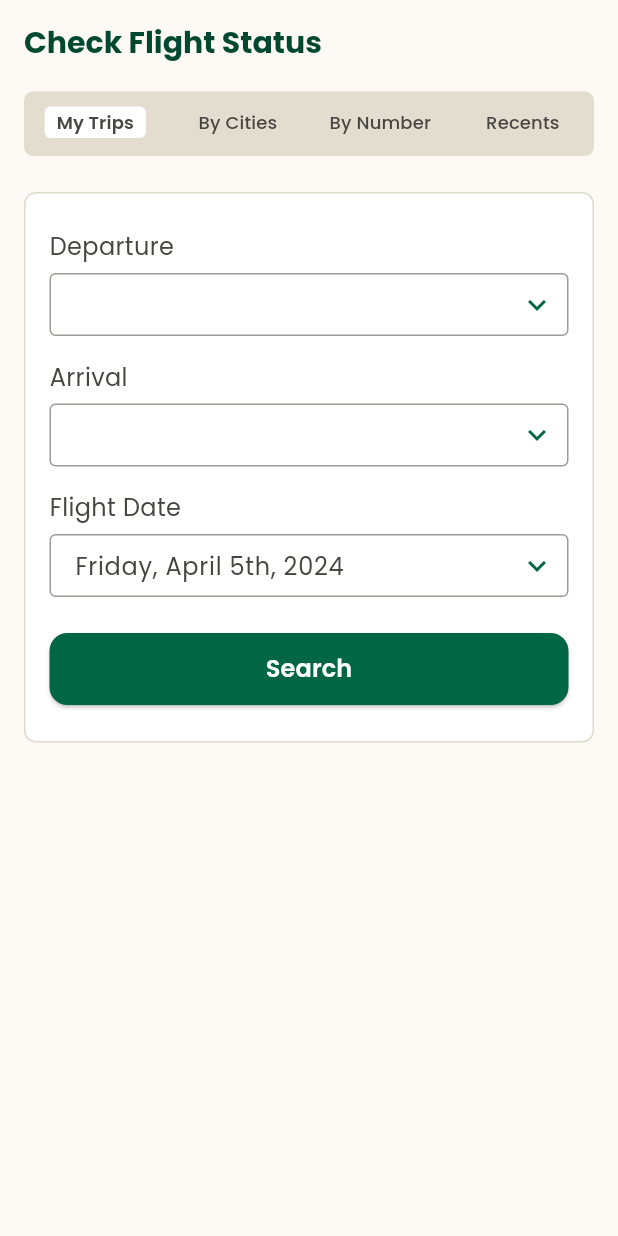
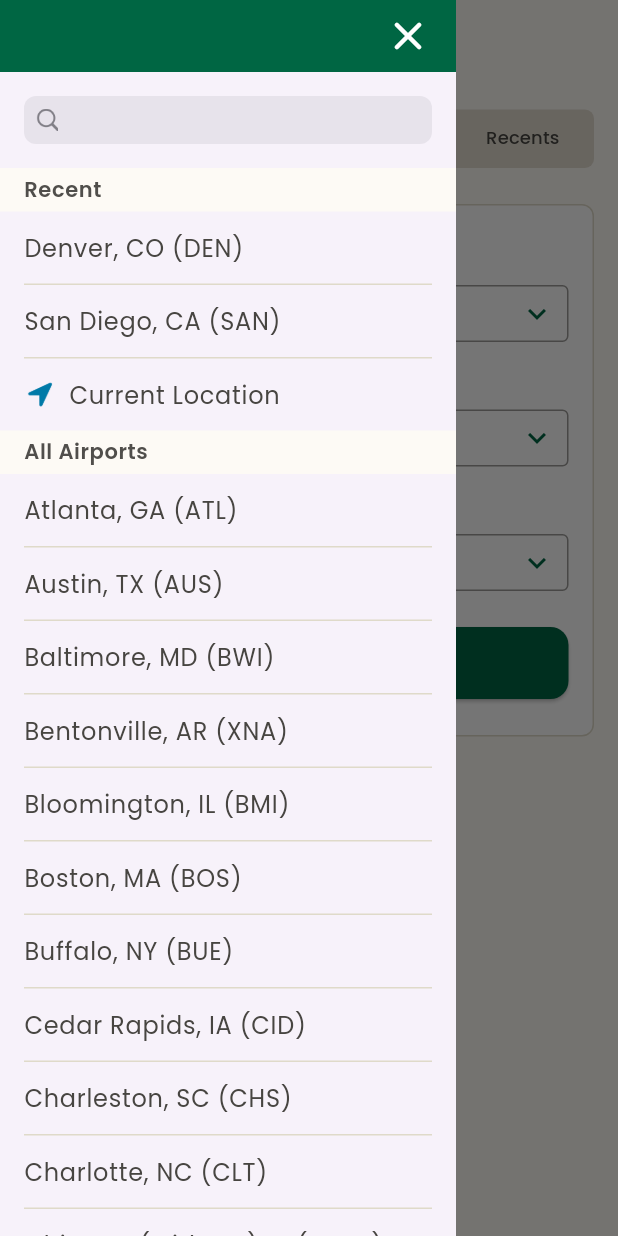
Before and after one commit to rafi-gavs/frontier_homepage, a Flutter app: the screen it shows after launch, with the side drawer open (before the commit the screen has no drawer), on a phone screen of 412 x 824 dp. Run offline on Flutter 3.47's test engine with Material 3 defaults, Android fonts, the phone set to English and light mode, and no system bars; our stand-ins replace google_fonts.

Commit message:
flight status tabs pages and drawer

```diff
--- a/lib/main.dart
+++ b/lib/main.dart
@@ -1,6 +1,7 @@
 import 'package:flutter/material.dart';
 import 'package:frontier_homepage/screens/flight_status/flight_status_page.dart';
 import 'package:frontier_homepage/screens/home_page.dart';
+import 'package:frontier_homepage/util/app_theme.dart';
 import 'package:google_fonts/google_fonts.dart';
 // import 'package:native_shared_preferences/native_shared_preferences.dart';
 
@@ -21,11 +22,7 @@ class MyApp extends StatelessWidget {
     return MaterialApp(
       debugShowCheckedModeBanner: false,
       title: 'Frontier Airlines',
-      theme: ThemeData(
-        colorScheme: ColorScheme.fromSeed(seedColor: Colors.deepPurple),
-        fontFamily: GoogleFonts.poppins().fontFamily,
-        useMaterial3: true,
-      ),
+      theme: AppTheme.light,
       home: const FlightStatusPage(),
     );
   }
--- a/lib/screens/flight_status/components/app_text_field.dart
+++ b/lib/screens/flight_status/components/app_text_field.dart
@@ -5,10 +5,16 @@ import '../../../util/appcolor.dart';
 
 class AppTextField extends StatefulWidget {
   final String? initialValue;
+  final void Function()? onTap;
+  final bool readOnly;
+  final String? Function(String?)? validator;
 
   const AppTextField({
     super.key,
     this.initialValue,
+    this.onTap,
+    this.readOnly = false,
+    this.validator,
   });
 
   @override
@@ -26,30 +32,35 @@ class _AppTextFieldState extends State<AppTextField> {
       child: Row(
         children: [
           Expanded(
-            child: TextField(
+            child: TextFormField(
+              onTap: widget.onTap,
+              readOnly: widget.readOnly,
+              cursorWidth: 1.0,
+              cursorColor: AppColor.textFieldBorder,
               controller: TextEditingController(text: widget.initialValue),
+              validator: widget.validator,
               style: GoogleFonts.poppins(
                 fontSize: 16,
                 fontWeight: FontWeight.w400,
                 color: AppColor.stringBlackColor,
               ),
-              decoration: InputDecoration(
+              decoration: const InputDecoration(
                 border: InputBorder.none,
                 isCollapsed: true,
                 isDense: true,
-                contentPadding: const EdgeInsets.symmetric(
+                contentPadding: EdgeInsets.symmetric(
                   horizontal: 16.0,
-                  vertical: 8.0,
+                  vertical: 6.0,
                 ),
                 filled: false,
               ),
             ),
           ),
-          Icon(
+          const Icon(
             Icons.keyboard_arrow_down,
             color: AppColor.btBg,
           ),
-          SizedBox(width: 8.0),
+          const SizedBox(width: 8.0),
         ],
       ),
     );
--- /dev/null
+++ b/lib/screens/flight_status/components/fs_drawer.dart
@@ -0,0 +1,221 @@
+import 'package:flutter/material.dart';
+import 'package:frontier_homepage/screens/flight_status/flight_status_page.dart';
+import 'package:google_fonts/google_fonts.dart';
+
+import '../../../util/appcolor.dart';
+
+class FSDrawer extends StatefulWidget {
+  const FSDrawer({super.key});
+
+  @override
+  State<FSDrawer> createState() => _FSDrawerState();
+}
+
+class _FSDrawerState extends State<FSDrawer> {
+  @override
+  Widget build(BuildContext context) {
+    return Drawer(
+      shape: const RoundedRectangleBorder(
+        borderRadius: BorderRadius.zero,
+      ),
+      child: SafeArea(
+        child: Column(
+          children: [
+            _closeButton(),
+            Expanded(
+              child: SingleChildScrollView(
+                child: Column(
+                  children: [
+                    _searchBar(),
+                    _recentSection(),
+                    const SizedBox(height: 12.0),
+                    _allAirportsSection(),
+                  ],
+                ),
+              ),
+            ),
+          ],
+        ),
+      ),
+    );
+  }
+
+  Widget _closeButton() {
+    return Container(
+      padding: const EdgeInsets.symmetric(horizontal: 16.0, vertical: 8.0),
+      color: AppColor.green,
+      child: Row(
+        mainAxisAlignment: MainAxisAlignment.end,
+        children: [
+          GestureDetector(
+            onTap: () {
+              fsScaffoldKey.currentState?.closeDrawer();
+            },
+            child: const Icon(
+              Icons.clear_rounded,
+              size: 32.0,
+              color: Colors.white,
+            ),
+          )
+        ],
+      ),
+    );
+  }
+
+  Widget _searchBar() {
+    return Container(
+      margin: const EdgeInsets.symmetric(
+        horizontal: 16.0,
+        vertical: 16.0,
+      ),
+      decoration: BoxDecoration(
+        borderRadius: BorderRadius.circular(8.0),
+        color: const Color(0xFF767680).withOpacity(0.12),
+      ),
+      child: Row(
+        children: [
+          const SizedBox(width: 8.0),
+          Image.asset(
+            fit: BoxFit.contain,
+            'assets/appimage/search.png',
+            height: 15,
+            width: 15,
+          ),
+          Expanded(
+            child: TextField(
+              controller: TextEditingController(text: ''),
+              style: GoogleFonts.poppins(
+                fontSize: 16,
+                fontWeight: FontWeight.w400,
+                color: AppColor.stringBlackColor,
+              ),
+              decoration: const InputDecoration(
+                border: InputBorder.none,
+                isCollapsed: true,
+                isDense: true,
+                contentPadding: EdgeInsets.symmetric(
+                  horizontal: 8.0,
+                  vertical: 4.0,
+                ),
+                filled: false,
+              ),
+            ),
+          ),
+        ],
+      ),
+    );
+  }
+
+  Widget _header(String title) {
+    return Container(
+      padding: const EdgeInsets.symmetric(
+        horizontal: 16.0,
+        vertical: 5.0,
+      ),
+      width: double.infinity,
+      color: AppColor.bgCream,
+      child: Text(
+        title,
+        style: Theme.of(context).textTheme.bodySmall,
+      ),
+    );
+  }
+
+  Widget _recentSection() {
+    return Column(
+      mainAxisSize: MainAxisSize.min,
+      children: [
+        _header('Recent'),
+        const SizedBox(height: 12.0),
+        ListView(
+          primary: false,
+          shrinkWrap: true,
+          children: ['Denver, CO (DEN)', 'San Diego, CA (SAN)']
+              .map((e) => Container(
+                    margin: const EdgeInsets.only(left: 16.0, right: 16.0, bottom: 12.0),
+                    child: Column(
+                      crossAxisAlignment: CrossAxisAlignment.start,
+                      children: [
+                        Text(
+                          e,
+                          style: Theme.of(context).textTheme.bodyLarge,
+                        ),
+                        const SizedBox(height: 12.0),
+                        Container(
+                          width: double.infinity,
+                          height: 1.0,
+                          color: AppColor.borderColor,
+                        ),
+                      ],
+                    ),
+                  ))
+              .toList(),
+        ),
+        Container(
+          margin: const EdgeInsets.symmetric(horizontal: 16.0),
+          child: Row(
+            children: [
+              Image.asset(
+                height: 20.0,
+                width: 20.0,
+                'assets/appimage/location.png',
+              ),
+              const SizedBox(width: 10.0),
+              Text(
+                'Current Location',
+                style: Theme.of(context).textTheme.bodyLarge,
+              ),
+            ],
+          ),
+        ),
+      ],
+    );
+  }
+
+  Widget _allAirportsSection() {
+    return Column(
+      mainAxisSize: MainAxisSize.min,
+      children: [
+        _header('All Airports'),
+        const SizedBox(height: 12.0),
+        ListView(
+          primary: false,
+          shrinkWrap: true,
+          children: [
+            'Atlanta, GA (ATL)',
+            'Austin, TX (AUS)',
+            'Baltimore, MD (BWI)',
+            'Bentonville, AR (XNA)',
+            'Bloomington, IL (BMI)',
+            'Boston, MA (BOS)',
+            'Buffalo, NY (BUE)',
+            'Cedar Rapids, IA (CID)',
+            'Charleston, SC (CHS)',
+            'Charlotte, NC (CLT)',
+            'Chicago (Midway), IL (MDW)',
+            'Chicago (O’Hare), IL (ORD)'
+          ]
+              .map((e) => Container(
+                    margin: const EdgeInsets.only(left: 16.0, right: 16.0, bottom: 12.0),
+                    child: Column(
+                      crossAxisAlignment: CrossAxisAlignment.start,
+                      children: [
+                        Text(
+                          e,
+                          style: Theme.of(context).textTheme.bodyLarge,
+                        ),
+                        const SizedBox(height: 12.0),
+                        Container(
+                          width: double.infinity,
+                          height: 1.0,
+                          color: AppColor.borderColor,
+                        ),
+                      ],
+                    ),
+                  ))
+              .toList(),
+        ),
+      ],
+    );
+  }
+}
--- a/lib/screens/flight_status/components/recent_list_item.dart
+++ b/lib/screens/flight_status/components/recent_list_item.dart
@@ -5,9 +5,11 @@ import '../../../util/appcolor.dart';
 
 class RecentListItem extends StatefulWidget {
   final String? number;
+  final String date;
   const RecentListItem({
     super.key,
     this.number,
+    required this.date,
   });
 
   @override
@@ -22,7 +24,7 @@ class _RecentListItemState extends State<RecentListItem> {
       children: [
         const SizedBox(height: 20.0),
         Text(
-          'April 5th, 2024',
+          widget.date,
           style: GoogleFonts.poppins(
             fontSize: 12,
             fontWeight: FontWeight.w500,
@@ -39,7 +41,7 @@ class _RecentListItemState extends State<RecentListItem> {
           ),
         ),
         Visibility(
-          visible: widget.number!=null,
+          visible: widget.number != null,
           child: Column(
             crossAxisAlignment: CrossAxisAlignment.start,
             children: [
--- a/lib/screens/flight_status/flight_status_page.dart
+++ b/lib/screens/flight_status/flight_status_page.dart
@@ -1,12 +1,15 @@
 import 'package:flutter/material.dart';
 import 'package:frontier_homepage/screens/flight_status/tab_pages/by_number_tab.dart';
-import 'package:frontier_homepage/screens/flight_status/tab_pages/my_cities_tab.dart';
+import 'package:frontier_homepage/screens/flight_status/tab_pages/by_cities_tab.dart';
 import 'package:frontier_homepage/screens/flight_status/tab_pages/my_trips_tab.dart';
 import 'package:frontier_homepage/screens/flight_status/tab_pages/recents_tab.dart';
 import 'package:frontier_homepage/util/appstring.dart';
 import 'package:google_fonts/google_fonts.dart';
 
 import '../../util/appcolor.dart';
+import 'components/fs_drawer.dart';
+
+final GlobalKey<ScaffoldState> fsScaffoldKey = GlobalKey();
 
 class FlightStatusPage extends StatefulWidget {
   const FlightStatusPage({super.key});
@@ -28,10 +31,12 @@ class _FlightStatusPageState extends State<FlightStatusPage> with SingleTickerPr
   }
 
   _tabListener() {
-    _tabController.addListener(() {
-      setState(() {
-        _currentTab = _tabController.index;
-      });
+    _tabController.animation?.addListener(() {
+      var value = (_tabController.animation?.value)!.round();
+      if (value != _currentTab) {
+        _currentTab = value;
+        setState(() {});
+      }
     });
   }
 
@@ -45,13 +50,18 @@ class _FlightStatusPageState extends State<FlightStatusPage> with SingleTickerPr
   @override
   Widget build(BuildContext context) {
     return Scaffold(
+      key: fsScaffoldKey,
+      resizeToAvoidBottomInset: false,
+      drawer: const FSDrawer(),
       backgroundColor: AppColor.bgCream,
       body: Column(
         children: [
+          const SizedBox(height: 8.0),
           Expanded(
             child: DefaultTabController(
               length: 4,
               child: Scaffold(
+                resizeToAvoidBottomInset: false,
                 backgroundColor: AppColor.bgCream,
                 appBar: AppBar(
                   backgroundColor: AppColor.bgCream,
@@ -70,7 +80,7 @@ class _FlightStatusPageState extends State<FlightStatusPage> with SingleTickerPr
                         controller: _tabController,
                         indicatorColor: Colors.transparent,
                         labelPadding: const EdgeInsets.symmetric(
-                          vertical: 10.0,
+                          vertical: 8.0,
                         ),
                         tabs: [
                           Container(
@@ -150,9 +160,9 @@ class _FlightStatusPageState extends State<FlightStatusPage> with SingleTickerPr
                   controller: _tabController,
                   children: const [
                     MyTripsTab(),
-                    MyCitiesTab(),
+                    ByCitiesTab(),
                     MyNumberTab(),
-                    RecentsTab(),
+                    RecentTab(),
                   ],
                 ),
               ),
--- a/lib/screens/flight_status/tab_pages/my_cities_tab.dart
+++ b/lib/screens/flight_status/tab_pages/by_cities_tab.dart
@@ -4,15 +4,16 @@ import 'package:google_fonts/google_fonts.dart';
 import '../../../util/appcolor.dart';
 import '../components/app_button.dart';
 import '../components/app_text_field.dart';
+import '../flight_status_page.dart';
 
-class MyCitiesTab extends StatefulWidget {
-  const MyCitiesTab({super.key});
+class ByCitiesTab extends StatefulWidget {
+  const ByCitiesTab({super.key});
 
   @override
-  State<MyCitiesTab> createState() => _MyCitiesTabState();
+  State<ByCitiesTab> createState() => _ByCitiesTabState();
 }
 
-class _MyCitiesTabState extends State<MyCitiesTab> {
+class _ByCitiesTabState extends State<ByCitiesTab> {
   @override
   Widget build(BuildContext context) {
     return Container(
@@ -49,8 +50,12 @@ class _MyCitiesTabState extends State<MyCitiesTab> {
                 ),
               ),
               const SizedBox(height: 6.0),
-              const AppTextField(
+              AppTextField(
                 initialValue: 'Denver, CO (DEN)',
+                readOnly: true,
+                onTap: () {
+                  fsScaffoldKey.currentState!.openDrawer();
+                },
               ),
               const SizedBox(height: 16.0),
               Text(
@@ -62,8 +67,12 @@ class _MyCitiesTabState extends State<MyCitiesTab> {
                 ),
               ),
               const SizedBox(height: 6.0),
-              const AppTextField(
+              AppTextField(
                 initialValue: 'San, Diego, CA (SAN)',
+                readOnly: true,
+                onTap: () {
+                  fsScaffoldKey.currentState!.openDrawer();
+                },
               ),
               const SizedBox(height: 16.0),
               Text(
@@ -77,6 +86,7 @@ class _MyCitiesTabState extends State<MyCitiesTab> {
               const SizedBox(height: 6.0),
               const AppTextField(
                 initialValue: 'Friday, April 5th, 2024',
+                readOnly: true,
               ),
               const SizedBox(height: 24.0),
               const AppButton(),
--- a/lib/screens/flight_status/tab_pages/by_number_tab.dart
+++ b/lib/screens/flight_status/tab_pages/by_number_tab.dart
@@ -62,6 +62,7 @@ class _MyNumberTabState extends State<MyNumberTab> {
               const SizedBox(height: 6.0),
               const AppTextField(
                 initialValue: 'Friday, April 5th, 2024',
+                readOnly: true,
               ),
               const SizedBox(height: 16.0),
               const AppButton(),
--- a/lib/screens/flight_status/tab_pages/my_trips_tab.dart
+++ b/lib/screens/flight_status/tab_pages/my_trips_tab.dart
@@ -4,6 +4,7 @@ import 'package:google_fonts/google_fonts.dart';
 import '../../../util/appcolor.dart';
 import '../components/app_button.dart';
 import '../components/app_text_field.dart';
+import '../flight_status_page.dart';
 
 class MyTripsTab extends StatefulWidget {
   const MyTripsTab({super.key});
@@ -49,7 +50,12 @@ class _MyTripsTabState extends State<MyTripsTab> {
                 ),
               ),
               const SizedBox(height: 6.0),
-              const AppTextField(),
+              AppTextField(
+                readOnly: true,
+                onTap: () {
+                  fsScaffoldKey.currentState!.openDrawer();
+                },
+              ),
               const SizedBox(height: 16.0),
               Text(
                 'Arrival',
@@ -60,7 +66,12 @@ class _MyTripsTabState extends State<MyTripsTab> {
                 ),
               ),
               const SizedBox(height: 6.0),
-              const AppTextField(),
+              AppTextField(
+                readOnly: true,
+                onTap: () {
+                  fsScaffoldKey.currentState!.openDrawer();
+                },
+              ),
               const SizedBox(height: 16.0),
               Text(
                 'Flight Date',
@@ -72,6 +83,7 @@ class _MyTripsTabState extends State<MyTripsTab> {
               ),
               const SizedBox(height: 6.0),
               const AppTextField(
+                readOnly: true,
                 initialValue: 'Friday, April 5th, 2024',
               ),
               const SizedBox(height: 24.0),
--- a/lib/screens/flight_status/tab_pages/recents_tab.dart
+++ b/lib/screens/flight_status/tab_pages/recents_tab.dart
@@ -4,29 +4,30 @@ import 'package:google_fonts/google_fonts.dart';
 import '../../../util/appcolor.dart';
 import '../components/recent_list_item.dart';
 
-class RecentsTab extends StatefulWidget {
-  const RecentsTab({super.key});
+class RecentTab extends StatefulWidget {
+  const RecentTab({super.key});
 
   @override
-  State<RecentsTab> createState() => _RecentsTabState();
+  State<RecentTab> createState() => _RecentTabState();
 }
 
-class _RecentsTabState extends State<RecentsTab> {
+class _RecentTabState extends State<RecentTab> {
   @override
   Widget build(BuildContext context) {
-    return Container(
-      child: SingleChildScrollView(
-        padding: const EdgeInsets.symmetric(horizontal: 16.0, vertical: 16.0),
+    return SingleChildScrollView(
+      padding: const EdgeInsets.symmetric(horizontal: 20.0, vertical: 16.0),
       child: Column(
         crossAxisAlignment: CrossAxisAlignment.start,
         children: [
-            const RecentListItem(),
           const RecentListItem(
+            date: 'April 5th, 2024',
+          ),
+          const RecentListItem(
+            date: 'April 4th, 2024',
             number: 'F9 4444',
           ),
           _clear(),
         ],
-        ),
       ),
     );
   }
--- /dev/null
+++ b/lib/util/app_theme.dart
@@ -0,0 +1,22 @@
+import 'package:flutter/material.dart';
+import 'package:frontier_homepage/util/appcolor.dart';
+import 'package:google_fonts/google_fonts.dart';
+
+class AppTheme {
+  static ThemeData light = ThemeData(
+    textTheme: TextTheme(
+      bodyLarge: TextStyle(
+        fontFamily: GoogleFonts.poppins().fontFamily,
+        fontSize: 16.0,
+        fontWeight: FontWeight.w400,
+        color: AppColor.stringBlackColor,
+      ),
+      bodySmall: TextStyle(
+        fontFamily: GoogleFonts.poppins().fontFamily,
+        fontSize: 14.0,
+        fontWeight: FontWeight.w600,
+        color: AppColor.fontSecondary,
+      ),
+    ),
+  );
+}
--- a/lib/util/appcolor.dart
+++ b/lib/util/appcolor.dart
@@ -18,6 +18,9 @@ class AppColor {
     static const fontSecondary=Color(0xFF504E4B);
     static const linkText=Color(0xFF007AA8);
     static const textFieldBorder=Color(0xFF9C9B98);
+    static const green=Color(0xFF006643);
+
+
 
 
 
```
Also changed, not shown: assets/appimage/location.png (added), assets/appimage/profile.png (added), assets/appimage/search.png (added). Lines whose indentation alone changed are shown as unchanged.
